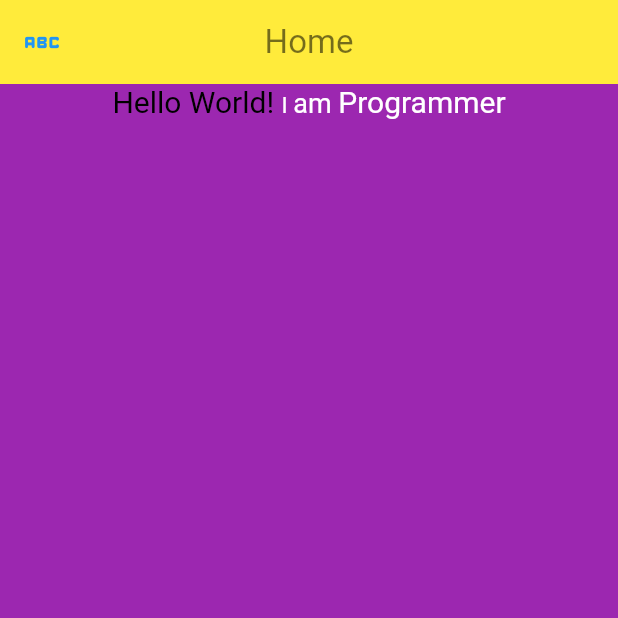
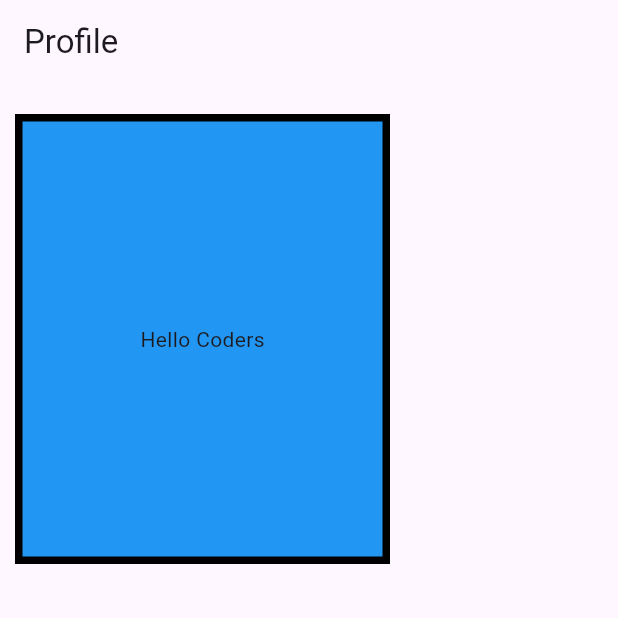
Before and after one commit to Ashraf-Samiu/Flutter-EssentialWidgets, a Flutter app: the screen it shows after launch, on a phone screen of 412 x 824 dp, the top half of it. Run offline on Flutter 3.47's test engine with Material 3 defaults, Android fonts, the phone set to English and light mode, and no system bars.

Commit message:
Container commit

```diff
--- a/lib/main.dart
+++ b/lib/main.dart
@@ -8,6 +8,7 @@ class MyApp extends StatelessWidget{
   Widget build(BuildContext context) {
     return MaterialApp(
       debugShowCheckedModeBanner: false,
+      title: "Container",
       home: HomeScreen(),
     );
   }
@@ -16,55 +17,22 @@ class HomeScreen extends StatelessWidget{
   @override
   Widget build(BuildContext context) {
     return Scaffold(
-      backgroundColor: Colors.purple,
       appBar: AppBar(
-        backgroundColor: Colors.yellow,
-        centerTitle: true,
-        title: Text("Home",
-          style: TextStyle(
-            color: Colors.black54,
+        title: Text("Profile"),
+      ),
+      body: Container(
+        height: 300,
+        width: 250,
+        child: Text("Hello Coders"),
+        alignment: Alignment.center,
+        margin: EdgeInsets.fromLTRB(10, 20, 30, 40),
+        padding: EdgeInsets.all(50),
+        decoration: BoxDecoration(
+          color: Colors.blue,
+          border: Border.all(
+            color: Colors.black,
+            width: 5
           ),
-        ),
-        leading: Icon(
-          Icons.abc_rounded,
-          color: Colors.blue,
-          size: 30,
-        ),
-      ),
-      body: Center(
-        child: Column(
-          children: [
-            RichText(text: TextSpan(
-              text: "Hello World! ",
-              style: TextStyle(
-                fontSize: 20,
-                color: Colors.black,
-              ),
-              children: [
-                TextSpan(
-                  text: "I ",
-                  style: TextStyle(
-                    color: Colors.white,
-                    fontSize: 15
-                  ),
-                ),
-                TextSpan(
-                  text: "am ",
-                  style: TextStyle(
-                    color: Colors.white,
-                    fontSize: 18
-                  ),
-                ),
-                TextSpan(
-                  text: "Programmer",
-                  style: TextStyle(
-                    color: Colors.white,
-                    fontSize: 20
-                  )
-                )
-              ]
-            )),
-          ],
         ),
       ),
     );
```
